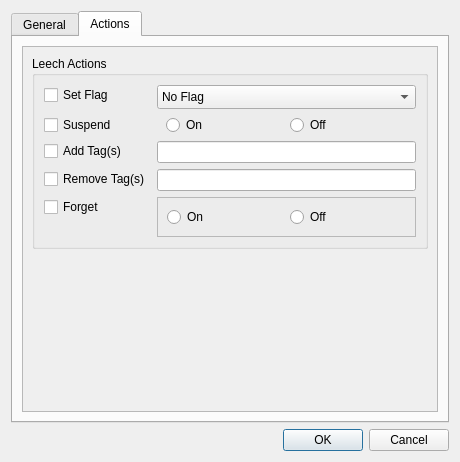
Before: the Qt Designer form res/ui/options_dialog.ui in iamjustkoi/LeechToolkit, drawn with Qt 5.
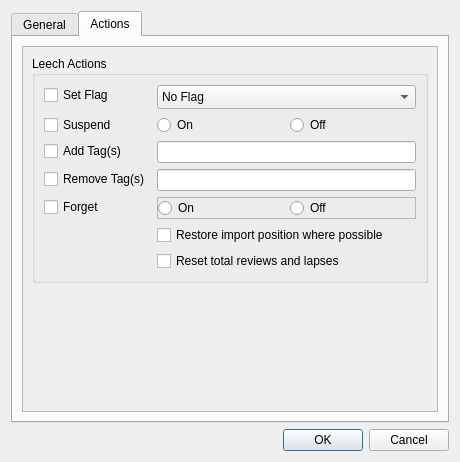
After: the same form once the commit is applied.

Commit message: Added forget option extra options

```diff
--- a/res/ui/options_dialog.ui
+++ b/res/ui/options_dialog.ui
@@ -455,9 +455,15 @@
                 <item row="1" column="1">
                  <widget class="QFrame" name="suspendFrame">
                   <layout class="QHBoxLayout" name="horizontalLayout_2">
+                   <property name="leftMargin">
+                    <number>0</number>
+                   </property>
                    <property name="topMargin">
                     <number>0</number>
                    </property>
+                   <property name="rightMargin">
+                    <number>0</number>
+                   </property>
                    <property name="bottomMargin">
                     <number>0</number>
                    </property>
@@ -494,6 +500,18 @@
                    <enum>QFrame::Raised</enum>
                   </property>
                   <layout class="QHBoxLayout" name="horizontalLayout_3">
+                   <property name="leftMargin">
+                    <number>0</number>
+                   </property>
+                   <property name="topMargin">
+                    <number>0</number>
+                   </property>
+                   <property name="rightMargin">
+                    <number>0</number>
+                   </property>
+                   <property name="bottomMargin">
+                    <number>0</number>
+                   </property>
                    <item>
                     <widget class="QRadioButton" name="forgetOffRadio">
                      <property name="text">
@@ -511,6 +529,20 @@
                   </layout>
                  </widget>
                 </item>
+                <item row="5" column="1">
+                 <widget class="QCheckBox" name="forgetRestorePosCheckbox">
+                  <property name="text">
+                   <string>Restore import position where possible</string>
+                  </property>
+                 </widget>
+                </item>
+                <item row="6" column="1">
+                 <widget class="QCheckBox" name="forgetResetCheckbox">
+                  <property name="text">
+                   <string>Reset total reviews and lapses</string>
+                  </property>
+                 </widget>
+                </item>
                </layout>
               </item>
              </layout>
```
The commit also changes 1 other file.
